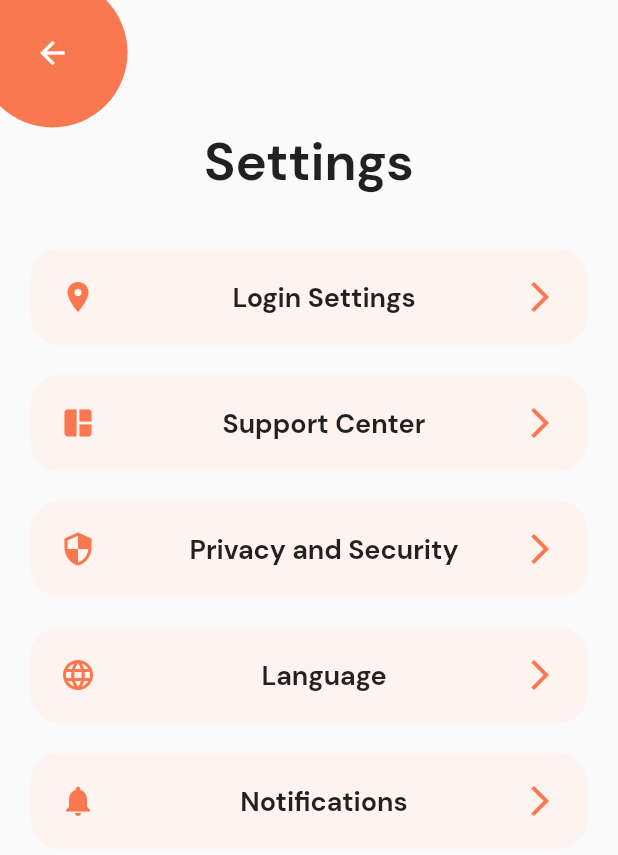
After one commit to anassbelkas/Adzone_front, a Flutter app: the Settings screen opened directly, on a phone screen of 412 x 824 dp. The commit adds this screen. Shown: the top 855 px of the screen. Run offline on Flutter 3.47's test engine with Material 2 defaults, Android fonts, the phone set to English and light mode, and no system bars; our stand-ins replace animated_background, animated_splash_screen, dio, flutter_secure_storage, flutter_spinkit, google_maps_flutter and 2 more; missing offline and left inert: eventify, material_dialogs, spring; accounts and stored records are empty; network calls fail.

Commit message:
add settings screen

```diff
--- a/lib/screens/profil.dart
+++ b/lib/screens/profil.dart
@@ -1,3 +1,4 @@
+import 'package:adzone/screens/Settings.dart';
 import 'package:adzone/screens/home.dart';
 import 'package:adzone/screens/rewards.dart';
 import 'package:flutter/material.dart';
@@ -209,7 +210,13 @@ class Profil extends StatelessWidget {
                                 padding: EdgeInsets.zero,
                                 tapTargetSize: MaterialTapTargetSize.shrinkWrap,
                                 primary: Colors.black),
-                            onPressed: () {},
+                            onPressed: () {
+                              Navigator.push(
+                                context,
+                                MaterialPageRoute(
+                                    builder: (context) => Settings()),
+                              );
+                            },
                             child: Icon(IconData(0xe09c,
                                 fontFamily: 'MaterialIcons',
                                 matchTextDirection: true)))
--- /dev/null
+++ b/lib/screens/settings.dart
@@ -0,0 +1,182 @@
+import 'package:adzone/theme.dart';
+import 'package:flutter/material.dart';
+
+class Settings extends StatefulWidget {
+  const Settings({ Key key }) : super(key: key);
+
+  @override
+  State<Settings> createState() => _SttingsState();
+}
+
+class _SttingsState extends State<Settings> {
+  @override
+  Widget build(BuildContext context) {
+    return Scaffold(
+      body: Container(
+        child: Column(
+          children: [
+            Container(
+              height: 85,
+              child: Stack(
+                children: [
+                  Positioned(
+                      top: -15,
+                      left: -15,
+                      child: Container(
+                        decoration: BoxDecoration(
+                            shape: BoxShape.circle, color: Color(0xFFFA7850)),
+                        width: 100,
+                        height: 100,
+                        child: TextButton(
+                            style: TextButton.styleFrom(
+                                minimumSize: Size.zero,
+                                padding: EdgeInsets.zero,
+                                tapTargetSize: MaterialTapTargetSize.shrinkWrap,
+                                primary: Colors.white),
+                            onPressed: () => Navigator.of(context).pop(),
+                            child: Icon(IconData(0xe092,
+                                fontFamily: 'MaterialIcons',
+                                matchTextDirection: true))),
+                      )),
+                ],
+              ),
+            ),
+            Center(
+              child: Text(
+                "Settings",
+                style: TextStyle(fontSize: 35, fontWeight: FontWeight.w600),
+              ),
+            ),
+            SizedBox(
+              height: 25,
+            ),
+            Column(
+              children: [
+                Padding(
+                padding: EdgeInsets.symmetric(horizontal: 20, vertical: 10),
+                child: FlatButton(
+                  padding: EdgeInsets.all(20),
+                  shape: RoundedRectangleBorder(borderRadius: BorderRadius.circular(20)),
+                  color: Color.fromARGB(255, 255, 243, 240),
+                  onPressed: () {},
+                  child: Row(
+                    children: [
+                      Icon(
+                        Icons.location_on,
+                        color: kPrimaryColor,
+                      ),
+                      SizedBox(width: 20),
+                      Expanded(child: Column(
+                        children: [
+                          Text("Login Settings", style: TextStyle(fontSize: 18, fontWeight: FontWeight.bold),),
+                        ],
+                      )),
+                      Icon(Icons.arrow_forward_ios, color: kPrimaryColor,),
+                    ],
+                  ),
+                ),
+              ),
+              Padding(
+                    padding: EdgeInsets.symmetric(horizontal: 20, vertical: 10),
+                    child: FlatButton(
+                      padding: EdgeInsets.all(20),
+                      shape: RoundedRectangleBorder(borderRadius: BorderRadius.circular(20)),
+                      color: Color.fromARGB(255, 255, 243, 240),
+                      onPressed: () {},
+                      child: Row(
+                        children: [
+                          Icon(
+                            Icons.auto_awesome_mosaic,
+                            color: kPrimaryColor,
+                          ),
+                          SizedBox(width: 20),
+                          Expanded(child: Column(
+                            children: [
+                              Text("Support Center", style: TextStyle(fontSize: 18, fontWeight: FontWeight.bold),),
+                            ],
+                          )),
+                          Icon(Icons.arrow_forward_ios, color: kPrimaryColor,),
+                        ],
+                      ),
+                    ),
+              ),
+              Padding(
+                    padding: EdgeInsets.symmetric(horizontal: 20, vertical: 10),
+                    child: FlatButton(
+                      padding: EdgeInsets.all(20),
+                      shape: RoundedRectangleBorder(borderRadius: BorderRadius.circular(20)),
+                      color: Color.fromARGB(255, 255, 243, 240),
+                      onPressed: () {},
+                      child: Row(
+                        children: [
+                          Icon(
+                            Icons.security,
+                            color: kPrimaryColor,
+                          ),
+                          SizedBox(width: 20),
+                          Expanded(child: Column(
+                            children: [
+                              Text("Privacy and Security", style: TextStyle(fontSize: 18, fontWeight: FontWeight.bold),),
+                            ],
+                          )),
+                          Icon(Icons.arrow_forward_ios, color: kPrimaryColor,),
+                        ],
+                      ),
+                    ),
+              ),
+              Padding(
+                    padding: EdgeInsets.symmetric(horizontal: 20, vertical: 10),
+                    child: FlatButton(
+                      padding: EdgeInsets.all(20),
+                      shape: RoundedRectangleBorder(borderRadius: BorderRadius.circular(20)),
+                      color: Color.fromARGB(255, 255, 243, 240),
+                      onPressed: () {},
+                      child: Row(
+                        children: [
+                          Icon(
+                            Icons.language,
+                            color: kPrimaryColor,
+                          ),
+                          SizedBox(width: 20),
+                          Expanded(child: Column(
+                            children: [
+                              Text("Language", style: TextStyle(fontSize: 18, fontWeight: FontWeight.bold),),
+                            ],
+                          )),
+                          Icon(Icons.arrow_forward_ios, color: kPrimaryColor,),
+                        ],
+                      ),
+                    ),
+              ),
+              Padding(
+                    padding: EdgeInsets.symmetric(horizontal: 20, vertical: 10),
+                    child: FlatButton(
+                      padding: EdgeInsets.all(20),
+                      shape: RoundedRectangleBorder(borderRadius: BorderRadius.circular(20)),
+                      color: Color.fromARGB(255, 255, 243, 240),
+                      onPressed: () {},
+                      child: Row(
+                        children: [
+                          Icon(
+                            Icons.notifications,
+                            color: kPrimaryColor,
+                          ),
+                          SizedBox(width: 20),
+                          Expanded(child: Column(
+                            children: [
+                              Text("Notifications", style: TextStyle(fontSize: 18, fontWeight: FontWeight.bold),),
+                            ],
+                          )),
+                          Icon(Icons.arrow_forward_ios, color: kPrimaryColor,),
+                        ],
+                      ),
+                    ),
+                ),
+              ],
+            ),
+          ]
+        )
+      )
+    );
+  }
+}
```
